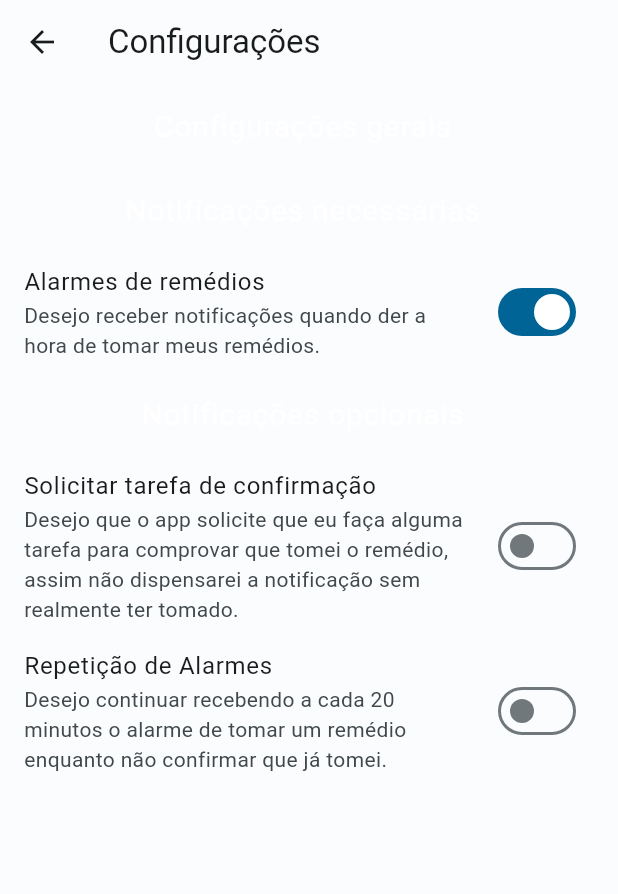
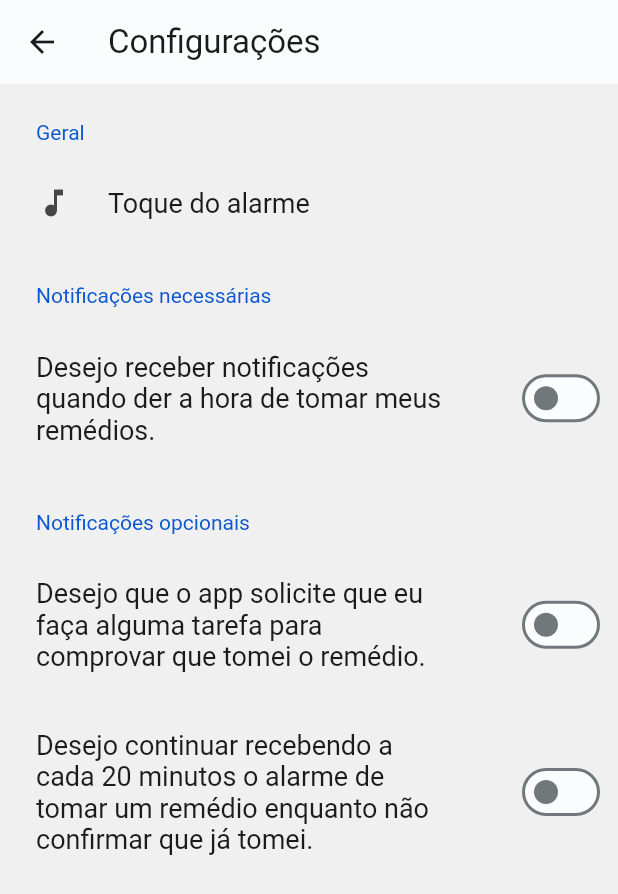
Before and after one commit to TaigoI/MedtrackApp, a Flutter app: the screen it shows after launch, after a tap on the "settings" icon, on a phone screen of 412 x 824 dp. Shown: the top 894 px of the screen. Run offline on Flutter 3.47's test engine with Material 2 defaults, Android fonts, the phone set to English and light mode, and no system bars; drawn by our look-alikes of settings_ui; our stand-ins replace file_picker, hive_flutter; accounts and stored records are empty.

Commit message:
Refatoring settings page

```diff
--- a/lib/pages/home.dart
+++ b/lib/pages/home.dart
@@ -3,6 +3,7 @@ import 'package:hive_flutter/hive_flutter.dart';
 import '../models/prescription.dart';
 import '../models/medication.dart';
 import '../widgets/medication_widget.dart';
+import '../widgets/bottom_bar.dart';
 import 'settings.dart';
 
 class Home extends StatefulWidget {
@@ -100,7 +101,7 @@ class _HomeState extends State<Home> {
             mainAxisAlignment: MainAxisAlignment.spaceAround,
             children: [
               IconButton(
-                icon: Icon(Icons.alarm),
+                icon: Icon(Icons.qr_code),
                 onPressed: () {},
               ),
               IconButton(
--- a/lib/pages/settings.dart
+++ b/lib/pages/settings.dart
@@ -1,5 +1,9 @@
 import 'package:flutter/material.dart';
+import 'package:settings_ui/settings_ui.dart';
+import 'package:file_picker/file_picker.dart';
 import 'package:hive_flutter/hive_flutter.dart';
+import 'package:path_provider/path_provider.dart';
+import 'package:medtrack/utils.dart';
 
 class Settings extends StatefulWidget {
   const Settings({Key? key}) : super(key: key);
@@ -9,55 +13,123 @@ class Settings extends StatefulWidget {
 }
 
 class _SettingsScreenState extends State<Settings> {
+  bool _switchNecessaryValue = false;
+  bool _switchUnnecessaryValue = false;
+  bool _switchUnnecessaryOpValue = false;
+  String? _selectedRadioTile = 'One';
+
   @override
   Widget build(BuildContext context) {
     return Scaffold(
       appBar: AppBar(
         title: Text('Configurações'),
       ),
-      body: ListView(
-        children: <Widget>[
-          ListTile(
-            title: Text('Configurações gerais', textAlign: TextAlign.center,
-              style: TextStyle(fontSize: 20.0, color: Colors.white,
+      body: SettingsList(
+        sections: [
+          SettingsSection(
+            title: Text('Geral'),
+            tiles: [
+              SettingsTile(
+                title: Text('Toque do alarme'),
+                leading: Icon(Icons.music_note),
+                onPressed: (BuildContext context) {
+                  showDialog(
+                    context: context,
+                    builder: (BuildContext context) {
+                      return AlertDialog(
+                        title: Text('Defina um novo toque:'),
+                        content: Column(
+                          mainAxisSize: MainAxisSize.min,
+                          children: [
+                            RadioListTile(
+                              title: Text('Mozart'),
+                              value: 'Mozart',
+                              groupValue: _selectedRadioTile,
+                              onChanged: (String? value) {
+                                setState(() {
+                                  _selectedRadioTile = value;
+                                });
+                                Navigator.pop(context);
+                              },
                             ),
+                            RadioListTile(
+                              title: Text('Nokia'),
+                              value: 'Nokia',
+                              groupValue: _selectedRadioTile,
+                              onChanged: (String? value) {
+                                setState(() {
+                                  _selectedRadioTile = value;
+                                });
+                                Navigator.pop(context);
+                              },
                             ),
+                            RadioListTile(
+                              title: Text('One piece'),
+                              value: 'One piece',
+                              groupValue: _selectedRadioTile,
+                              onChanged: (String? value) {
+                                setState(() {
+                                  _selectedRadioTile = value;
+                                });
+                                Navigator.pop(context);
+                              },
                             ),
-          ListTile(
-            title: Text('Notificações necessárias', textAlign: TextAlign.center,
-              style: TextStyle(fontSize: 20.0, color: Colors.white,
+                            RadioListTile(
+                              title: Text('Star Wars'),
+                              value: 'Star Wars',
+                              groupValue: _selectedRadioTile,
+                              onChanged: (String? value) {
+                                setState(() {
+                                  _selectedRadioTile = value;
+                                });
+                                Navigator.pop(context);
+                              },
                             ),
+                          ],
                         ),
+                      );
+                    },
+                  );
+                },
               ),
-          SwitchListTile(
-            value: true,
-            onChanged: (bool value) {
-              // Atualize o estado da opção
+            ],
+          ),
+          SettingsSection(
+            title: Text('Notificações necessárias'),
+            tiles: [
+              SettingsTile.switchTile(
+                title: Text('Desejo receber notificações quando der a hora de tomar meus remédios.'),
+                initialValue: _switchNecessaryValue,
+                onToggle: (bool value) {
+                  setState(() {
+                    _switchNecessaryValue = value;
+                  });
                 },
-            title: Text('Alarmes de remédios'),
-            subtitle: Text('Desejo receber notificações quando der a hora de tomar meus remédios.'),
               ),
-          ListTile(
-            title: Text('Notificações opcionais', textAlign: TextAlign.center,
-              style: TextStyle(fontSize: 20.0, color: Colors.white,
+            ]
           ),
+          SettingsSection(
+            title: Text('Notificações opcionais'),
+            tiles: [
+              SettingsTile.switchTile(
+                title: Text('Desejo que o app solicite que eu faça alguma tarefa para comprovar que tomei o remédio.'),
+                initialValue: _switchUnnecessaryValue,
+                onToggle: (bool value) {
+                  setState(() {
+                    _switchUnnecessaryValue = value;
+                });
+              },
             ),
+              SettingsTile.switchTile(
+                title: Text('Desejo continuar recebendo a cada 20 minutos o alarme de tomar um remédio enquanto não confirmar que já tomei.'),
+                initialValue: _switchUnnecessaryOpValue,
+                onToggle: (bool value) {
+                  setState(() {
+                    _switchUnnecessaryOpValue = value;
+                  });
+                },
               ),
-          SwitchListTile(
-            value: false,
-            onChanged: (bool value) {
-              // Atualize o estado da opção
-            },
-            title: Text('Solicitar tarefa de confirmação'),
-            subtitle: Text('Desejo que o app solicite que eu faça alguma tarefa para comprovar que tomei o remédio, assim não dispensarei a notificação sem realmente ter tomado.'),
-          ),
-          SwitchListTile(
-            value: false,
-            onChanged: (bool value) {
-              // Atualize o estado da opção
-            },
-            title: Text('Repetição de Alarmes'),
-            subtitle: Text('Desejo continuar recebendo a cada 20 minutos o alarme de tomar um remédio enquanto não confirmar que já tomei.'),
+            ]
           ),
         ],
       ),
--- a/pubspec.yaml
+++ b/pubspec.yaml
@@ -11,6 +11,11 @@ dependencies:
   flutter:
     sdk: flutter
   cupertino_icons: ^1.0.2
+  settings_ui: ^2.0.2
+  file_picker: ^5.2.11
+  path_provider: ^2.0.14
+  mobile_scanner: ^3.2.0
+  qr_code_scanner: ^1.0.1
   http: ^0.13.5
   hive: ^2.2.3
   hive_flutter: ^1.1.0
```
Also changed, not shown: lib/pages/read_json.dart (added), lib/utils.dart (added), lib/widgets/bottom_bar.dart (added). Lines whose indentation alone changed are shown as unchanged.
